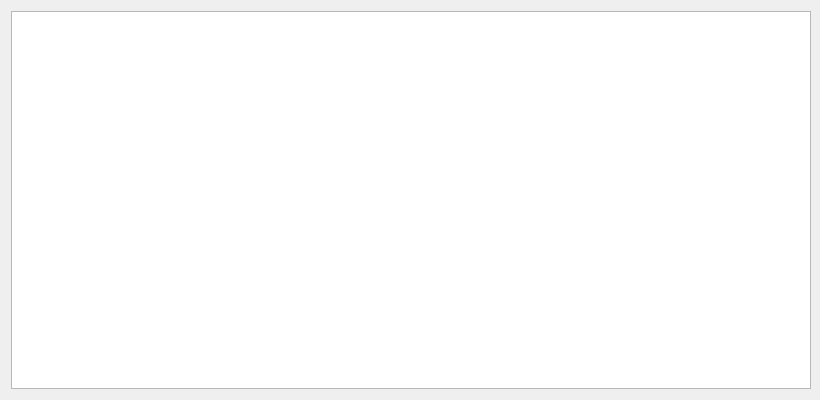
The window that cli_gen_tool/res/ui/logHistoryDialog.ui (dstroy0/InputHandler) describes before a commit, drawn with Qt 5.
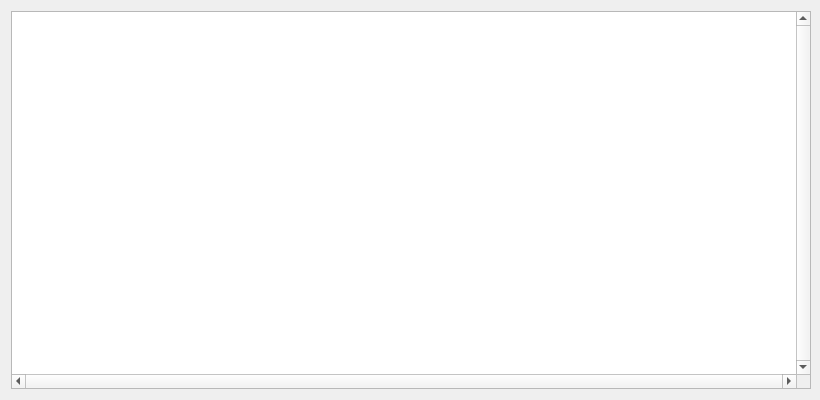
The same window after the commit.

Commit message: resize session log history

What changed in the file:
```diff
--- a/cli_gen_tool/res/ui/logHistoryDialog.ui
+++ b/cli_gen_tool/res/ui/logHistoryDialog.ui
@@ -28,12 +28,36 @@
   <layout class="QGridLayout" name="gridLayout">
    <item row="0" column="0">
     <widget class="QPlainTextEdit" name="logHistoryPlainTextEdit">
+     <property name="sizePolicy">
+      <sizepolicy hsizetype="MinimumExpanding" vsizetype="MinimumExpanding">
+       <horstretch>0</horstretch>
+       <verstretch>0</verstretch>
+      </sizepolicy>
+     </property>
      <property name="minimumSize">
       <size>
        <width>800</width>
        <height>0</height>
       </size>
      </property>
+     <property name="verticalScrollBarPolicy">
+      <enum>Qt::ScrollBarAlwaysOn</enum>
+     </property>
+     <property name="horizontalScrollBarPolicy">
+      <enum>Qt::ScrollBarAlwaysOn</enum>
+     </property>
+     <property name="sizeAdjustPolicy">
+      <enum>QAbstractScrollArea::AdjustToContents</enum>
+     </property>
+     <property name="lineWrapMode">
+      <enum>QPlainTextEdit::NoWrap</enum>
+     </property>
+     <property name="readOnly">
+      <bool>true</bool>
+     </property>
+     <property name="textInteractionFlags">
+      <set>Qt::TextSelectableByKeyboard|Qt::TextSelectableByMouse</set>
+     </property>
     </widget>
    </item>
   </layout>
```
The commit also changes 3 other files.
